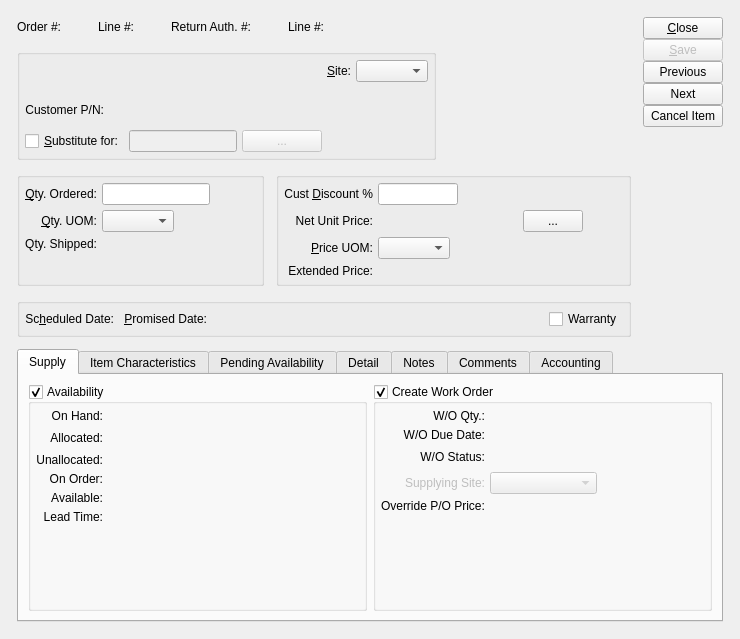
The window that guiclient/salesOrderItem.ui (Pegasus-RPG/xtuple-client) describes before a commit, drawn with Qt 5.
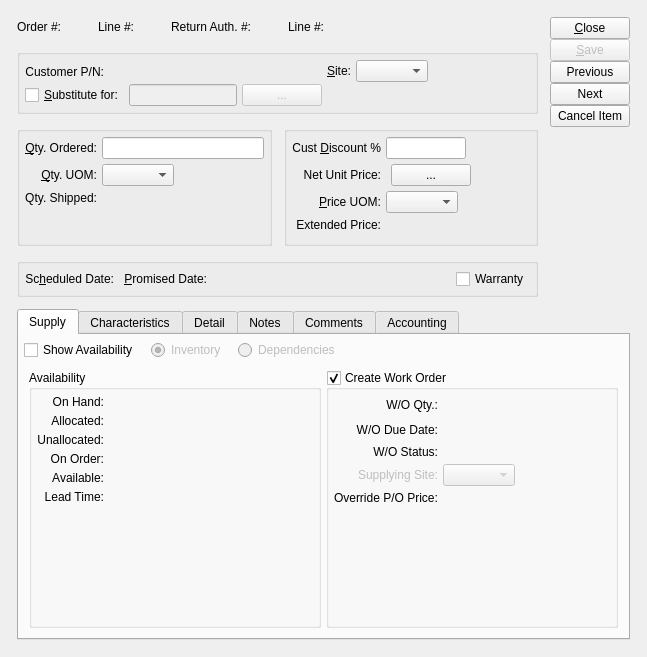
The same window after the commit. Custom widgets are drawn as their Qt base class.

Diff of the .ui file:
```diff
--- a/guiclient/salesOrderItem.ui
+++ b/guiclient/salesOrderItem.ui
@@ -5,8 +5,8 @@
    <rect>
     <x>0</x>
     <y>0</y>
-    <width>740</width>
-    <height>639</height>
+    <width>647</width>
+    <height>657</height>
    </rect>
   </property>
   <property name="sizePolicy" >
@@ -15,12 +15,6 @@
     <verstretch>0</verstretch>
    </sizepolicy>
   </property>
-  <property name="minimumSize" >
-   <size>
-    <width>740</width>
-    <height>600</height>
-   </size>
-  </property>
   <property name="windowTitle" >
    <string>Sales Order Item</string>
   </property>
@@ -339,6 +333,19 @@
               </property>
              </spacer>
             </item>
+            <item row="1" column="2" >
+             <spacer>
+              <property name="orientation" >
+               <enum>Qt::Horizontal</enum>
+              </property>
+              <property name="sizeHint" >
+               <size>
+                <width>40</width>
+                <height>20</height>
+               </size>
+              </property>
+             </spacer>
+            </item>
            </layout>
           </item>
           <item row="1" column="0" >
@@ -426,19 +433,6 @@
          </layout>
         </widget>
        </item>
-       <item>
-        <spacer>
-         <property name="orientation" >
-          <enum>Qt::Horizontal</enum>
-         </property>
-         <property name="sizeHint" >
-          <size>
-           <width>81</width>
-           <height>111</height>
-          </size>
-         </property>
-        </spacer>
-       </item>
       </layout>
      </item>
      <item row="2" column="0" >
@@ -448,6 +442,10 @@
        </property>
        <layout class="QGridLayout" >
         <item row="0" column="0" >
+         <layout class="QVBoxLayout" >
+          <item>
+           <layout class="QGridLayout" >
+            <item row="0" column="0" >
          <widget class="QLabel" name="_qtyOrderedLit" >
           <property name="minimumSize" >
            <size>
@@ -467,8 +465,6 @@
          </widget>
         </item>
         <item row="0" column="1" >
-         <layout class="QHBoxLayout" >
-          <item>
            <widget class="XLineEdit" name="_qtyOrdered" >
             <property name="focusPolicy" >
              <enum>Qt::StrongFocus</enum>
@@ -478,21 +474,6 @@
             </property>
            </widget>
           </item>
-          <item>
-           <spacer>
-            <property name="orientation" >
-             <enum>Qt::Horizontal</enum>
-            </property>
-            <property name="sizeHint" >
-             <size>
-              <width>10</width>
-              <height>20</height>
-             </size>
-            </property>
-           </spacer>
-          </item>
-         </layout>
-        </item>
         <item row="1" column="0" >
          <widget class="QLabel" name="_priceUOMLit_2" >
           <property name="text" >
@@ -562,7 +543,9 @@
           </property>
          </widget>
         </item>
-        <item row="3" column="0" >
+           </layout>
+          </item>
+          <item>
          <spacer>
           <property name="orientation" >
            <enum>Qt::Vertical</enum>
@@ -574,6 +557,8 @@
            </size>
           </property>
          </spacer>
+          </item>
+         </layout>
         </item>
        </layout>
       </widget>
@@ -601,6 +586,8 @@
          </widget>
         </item>
         <item row="0" column="1" >
+         <layout class="QHBoxLayout" >
+          <item>
          <widget class="XLineEdit" name="_discountFromCust" >
           <property name="maximumSize" >
            <size>
@@ -616,6 +603,21 @@
           </property>
          </widget>
         </item>
+          <item>
+           <spacer>
+            <property name="orientation" >
+             <enum>Qt::Horizontal</enum>
+            </property>
+            <property name="sizeHint" >
+             <size>
+              <width>0</width>
+              <height>20</height>
+             </size>
+            </property>
+           </spacer>
+          </item>
+         </layout>
+        </item>
         <item row="1" column="0" >
          <widget class="QLabel" name="_netUnitPriceLit" >
           <property name="text" >
@@ -633,12 +635,6 @@
          <layout class="QHBoxLayout" >
           <item>
            <widget class="CurrCluster" name="_netUnitPrice" >
-            <property name="minimumSize" >
-             <size>
-              <width>140</width>
-              <height>0</height>
-             </size>
-            </property>
             <property name="format" >
              <enum>CurrDisplay::SalesPrice</enum>
             </property>
@@ -649,18 +645,6 @@
           </item>
           <item>
            <widget class="QPushButton" name="_listPrices" >
-            <property name="minimumSize" >
-             <size>
-              <width>60</width>
-              <height>0</height>
-             </size>
-            </property>
-            <property name="maximumSize" >
-             <size>
-              <width>50</width>
-              <height>16777215</height>
-             </size>
-            </property>
             <property name="focusPolicy" >
              <enum>Qt::NoFocus</enum>
             </property>
@@ -669,6 +653,19 @@
             </property>
            </widget>
           </item>
+          <item>
+           <spacer>
+            <property name="orientation" >
+             <enum>Qt::Horizontal</enum>
+            </property>
+            <property name="sizeHint" >
+             <size>
+              <width>0</width>
+              <height>20</height>
+             </size>
+            </property>
+           </spacer>
+          </item>
           <item>
            <spacer>
             <property name="orientation" >
@@ -716,7 +713,7 @@
             </property>
             <property name="sizeHint" >
              <size>
-              <width>40</width>
+              <width>0</width>
               <height>20</height>
              </size>
             </property>
@@ -738,6 +735,8 @@
          </widget>
         </item>
         <item row="3" column="1" >
+         <layout class="QHBoxLayout" >
+          <item>
          <widget class="CurrCluster" name="_extendedPrice" >
           <property name="focusPolicy" >
            <enum>Qt::NoFocus</enum>
@@ -759,6 +758,21 @@
           </property>
          </widget>
         </item>
+          <item>
+           <spacer>
+            <property name="orientation" >
+             <enum>Qt::Horizontal</enum>
+            </property>
+            <property name="sizeHint" >
+             <size>
+              <width>0</width>
+              <height>20</height>
+             </size>
+            </property>
+           </spacer>
+          </item>
+         </layout>
+        </item>
        </layout>
       </widget>
      </item>
@@ -851,26 +865,67 @@
          <string>Supply</string>
         </attribute>
         <layout class="QGridLayout" >
-         <property name="leftMargin" >
-          <number>9</number>
-         </property>
-         <property name="topMargin" >
-          <number>9</number>
-         </property>
-         <property name="rightMargin" >
-          <number>9</number>
-         </property>
-         <property name="bottomMargin" >
-          <number>9</number>
-         </property>
-         <property name="horizontalSpacing" >
-          <number>6</number>
-         </property>
-         <property name="verticalSpacing" >
-          <number>6</number>
-         </property>
+         <item row="0" column="0" >
+          <layout class="QVBoxLayout" >
+           <item>
+            <layout class="QHBoxLayout" >
+             <property name="spacing" >
+              <number>12</number>
+             </property>
+             <item>
+              <widget class="XCheckBox" name="_showAvailability" >
+               <property name="text" >
+                <string>Show Availability</string>
+               </property>
+              </widget>
+             </item>
+             <item>
+              <widget class="QRadioButton" name="_inventoryButton" >
+               <property name="enabled" >
+                <bool>false</bool>
+               </property>
+               <property name="text" >
+                <string>Inventory</string>
+               </property>
+               <property name="checked" >
+                <bool>true</bool>
+               </property>
+              </widget>
+             </item>
+             <item>
+              <widget class="QRadioButton" name="_dependenciesButton" >
+               <property name="enabled" >
+                <bool>false</bool>
+               </property>
+               <property name="text" >
+                <string>Dependencies</string>
+               </property>
+              </widget>
+             </item>
+             <item>
+              <spacer>
+               <property name="orientation" >
+                <enum>Qt::Horizontal</enum>
+               </property>
+               <property name="sizeHint" >
+                <size>
+                 <width>40</width>
+                 <height>20</height>
+                </size>
+               </property>
+              </spacer>
+             </item>
+            </layout>
+           </item>
+           <item>
+            <widget class="QStackedWidget" name="_availabilityStack" >
+             <property name="currentIndex" >
+              <number>0</number>
+             </property>
+             <widget class="QWidget" name="_inventoryPage" >
+              <layout class="QGridLayout" >
          <item row="0" column="0" >
-          <widget class="QGroupBox" name="_showAvailability" >
+                <widget class="QGroupBox" name="_availabilityGroup" >
            <property name="enabled" >
             <bool>true</bool>
            </property>
@@ -884,15 +939,13 @@
             <string>Availability</string>
            </property>
            <property name="checkable" >
-            <bool>true</bool>
+                  <bool>false</bool>
            </property>
            <layout class="QGridLayout" >
-            <property name="horizontalSpacing" >
-             <number>5</number>
-            </property>
-            <property name="verticalSpacing" >
-             <number>5</number>
-            </property>
+                  <item row="0" column="0" >
+                   <layout class="QVBoxLayout" >
+                    <item>
+                     <layout class="QGridLayout" >
             <item row="0" column="0" >
              <widget class="QLabel" name="_onHandLit" >
               <property name="text" >
@@ -939,19 +992,6 @@
               </property>
              </widget>
             </item>
-            <item row="1" column="2" >
-             <spacer>
-              <property name="orientation" >
-               <enum>Qt::Horizontal</enum>
-              </property>
-              <property name="sizeHint" >
-               <size>
-                <width>0</width>
-                <height>20</height>
-               </size>
-              </property>
-             </spacer>
-            </item>
             <item row="2" column="0" >
              <widget class="QLabel" name="_unallocatedLit" >
               <property name="text" >
@@ -1044,7 +1084,9 @@
               </property>
              </widget>
             </item>
-            <item row="6" column="1" >
+                     </layout>
+                    </item>
+                    <item>
              <spacer>
               <property name="orientation" >
                <enum>Qt::Vertical</enum>
@@ -1053,6 +1095,21 @@
                <size>
                 <width>20</width>
                 <height>0</height>
+                       </size>
+                      </property>
+                     </spacer>
+                    </item>
+                   </layout>
+                  </item>
+                  <item row="0" column="1" >
+                   <spacer>
+                    <property name="orientation" >
+                     <enum>Qt::Horizontal</enum>
+                    </property>
+                    <property name="sizeHint" >
+                     <size>
+                      <width>0</width>
+                      <height>20</height>
                </size>
               </property>
              </spacer>
@@ -1069,24 +1126,12 @@
             <bool>true</bool>
            </property>
            <layout class="QGridLayout" >
-            <property name="leftMargin" >
-             <number>5</number>
-            </property>
-            <property name="topMargin" >
-             <number>5</number>
-            </property>
-            <property name="rightMargin" >
-             <number>5</number>
-            </property>
-            <property name="bottomMargin" >
-             <number>5</number>
-            </property>
-            <property name="horizontalSpacing" >
-             <number>5</number>
-            </property>
-            <property name="verticalSpacing" >
-             <number>5</number>
-            </property>
+                  <item row="0" column="0" >
+                   <layout class="QHBoxLayout" >
+                    <item>
+                     <layout class="QVBoxLayout" >
+                      <item>
+                       <layout class="QGridLayout" >
             <item row="0" column="0" >
              <widget class="QLabel" name="_orderQtyLit" >
               <property name="text" >
@@ -1101,6 +1146,8 @@
              </widget>
             </item>
             <item row="0" column="1" >
+                         <layout class="QHBoxLayout" >
+                          <item>
              <widget class="XLabel" name="_orderQty" >
               <property name="maximumSize" >
                <size>
@@ -1109,9 +1156,24 @@
                </size>
               </property>
               <property name="alignment" >
-               <set>Qt::AlignRight</set>
-              </property>
-             </widget>
+                             <set>Qt::AlignRight|Qt::AlignTrailing|Qt::AlignVCenter</set>
+                            </property>
+                           </widget>
+                          </item>
+                          <item>
+                           <spacer>
+                            <property name="orientation" >
+                             <enum>Qt::Horizontal</enum>
+                            </property>
+                            <property name="sizeHint" >
+                             <size>
+                              <width>0</width>
+                              <height>20</height>
+                             </size>
+                            </property>
+                           </spacer>
+                          </item>
+                         </layout>
             </item>
             <item row="1" column="0" >
              <widget class="QLabel" name="_orderDueDateLit" >
@@ -1127,12 +1189,29 @@
              </widget>
             </item>
             <item row="1" column="1" >
+                         <layout class="QHBoxLayout" >
+                          <item>
              <widget class="DLineEdit" name="_orderDueDate" >
               <property name="enabled" >
                <bool>false</bool>
               </property>
              </widget>
             </item>
+                          <item>
+                           <spacer>
+                            <property name="orientation" >
+                             <enum>Qt::Horizontal</enum>
+                            </property>
+                            <property name="sizeHint" >
+                             <size>
+                              <width>0</width>
+                              <height>20</height>
+                             </size>
+                            </property>
+                           </spacer>
+                          </item>
+                         </layout>
+                        </item>
             <item row="2" column="0" >
              <widget class="QLabel" name="_orderStatusLit" >
               <property name="text" >
@@ -1156,19 +1235,6 @@
               </property>
              </widget>
             </item>
-            <item row="2" column="2" >
-             <spacer>
-              <property name="orientation" >
-               <enum>Qt::Horizontal</enum>
-              </property>
-              <property name="sizeHint" >
-               <size>
-                <width>0</width>
-                <height>20</height>
-               </size>
-              </property>
-             </spacer>
-            </item>
             <item row="3" column="0" >
              <widget class="QLabel" name="_supplyWarehouseLit" >
               <property name="enabled" >
@@ -1186,6 +1252,8 @@
              </widget>
             </item>
             <item row="3" column="1" >
+                         <layout class="QHBoxLayout" >
+                          <item>
              <widget class="WComboBox" name="_supplyWarehouse" >
               <property name="enabled" >
                <bool>false</bool>
@@ -1195,6 +1263,21 @@
               </property>
              </widget>
             </item>
+                          <item>
+                           <spacer>
+                            <property name="orientation" >
+                             <enum>Qt::Horizontal</enum>
+                            </property>
+                            <property name="sizeHint" >
+                             <size>
+                              <width>0</width>
+                              <height>20</height>
+                             </size>
+                            </property>
+                           </spacer>
+                          </item>
+                         </layout>
+                        </item>
             <item row="4" column="0" >
              <widget class="QLabel" name="_overridePoPriceLit" >
               <property name="text" >
@@ -1221,27 +1304,89 @@
               </property>
              </widget>
             </item>
-            <item row="5" column="1" >
+                       </layout>
+                      </item>
+                      <item>
              <spacer>
               <property name="orientation" >
                <enum>Qt::Vertical</enum>
               </property>
               <property name="sizeHint" >
                <size>
-                <width>20</width>
-                <height>0</height>
+                          <width>259</width>
+                          <height>16</height>
                </size>
               </property>
              </spacer>
             </item>
            </layout>
-          </widget>
+                    </item>
+                    <item>
+                     <spacer>
+                      <property name="orientation" >
+                       <enum>Qt::Horizontal</enum>
+                      </property>
+                      <property name="sizeHint" >
+                       <size>
+                        <width>0</width>
+                        <height>121</height>
+                       </size>
+                      </property>
+                     </spacer>
+                    </item>
+                   </layout>
+                  </item>
+                 </layout>
+                </widget>
+               </item>
+              </layout>
+             </widget>
+             <widget class="QWidget" name="page_2" >
+              <layout class="QGridLayout" >
+               <item row="0" column="0" >
+                <layout class="QVBoxLayout" >
+                 <property name="spacing" >
+                  <number>0</number>
+                 </property>
+                 <item>
+                  <widget class="XCheckBox" name="_showIndented" >
+                   <property name="enabled" >
+                    <bool>false</bool>
+                   </property>
+                   <property name="focusPolicy" >
+                    <enum>Qt::NoFocus</enum>
+                   </property>
+                   <property name="text" >
+                    <string>Show dependencies as Indented BOM</string>
+                   </property>
+                  </widget>
+                 </item>
+                 <item>
+                  <widget class="XTreeWidget" name="_availability" >
+                   <property name="enabled" >
+                    <bool>false</bool>
+                   </property>
+                   <property name="focusPolicy" >
+                    <enum>Qt::NoFocus</enum>
+                   </property>
+                   <property name="rootIsDecorated" >
+                    <bool>true</bool>
+                   </property>
+                  </widget>
+                 </item>
+                </layout>
+               </item>
+              </layout>
+             </widget>
+            </widget>
+           </item>
+          </layout>
          </item>
         </layout>
        </widget>
        <widget class="QWidget" name="_itemCharacteristicsTab" >
         <attribute name="title" >
-         <string>Item Characteristics</string>
+         <string>Characteristics</string>
         </attribute>
         <layout class="QGridLayout" >
          <item row="0" column="0" >
@@ -1307,33 +1452,6 @@
          </item>
         </layout>
        </widget>
-       <widget class="QWidget" name="_availabilityTab" >
-        <attribute name="title" >
-         <string>Pending Availability</string>
-        </attribute>
-        <layout class="QVBoxLayout" >
-         <item>
-          <widget class="XCheckBox" name="_showIndented" >
-           <property name="focusPolicy" >
-            <enum>Qt::NoFocus</enum>
-           </property>
-           <property name="text" >
-            <string>Show Pending Availability as Indented BOM</string>
-           </property>
-          </widget>
-         </item>
-         <item>
-          <widget class="XTreeWidget" name="_availability" >
-           <property name="focusPolicy" >
-            <enum>Qt::NoFocus</enum>
-           </property>
-           <property name="rootIsDecorated" >
-            <bool>true</bool>
-           </property>
-          </widget>
-         </item>
-        </layout>
-       </widget>
        <widget class="QWidget" name="_costs" >
         <attribute name="title" >
          <string>Detail</string>
```
Left out of the diff: 159 changed lines with no effect on the pictures. Lines whose indentation alone changed are shown as unchanged.
